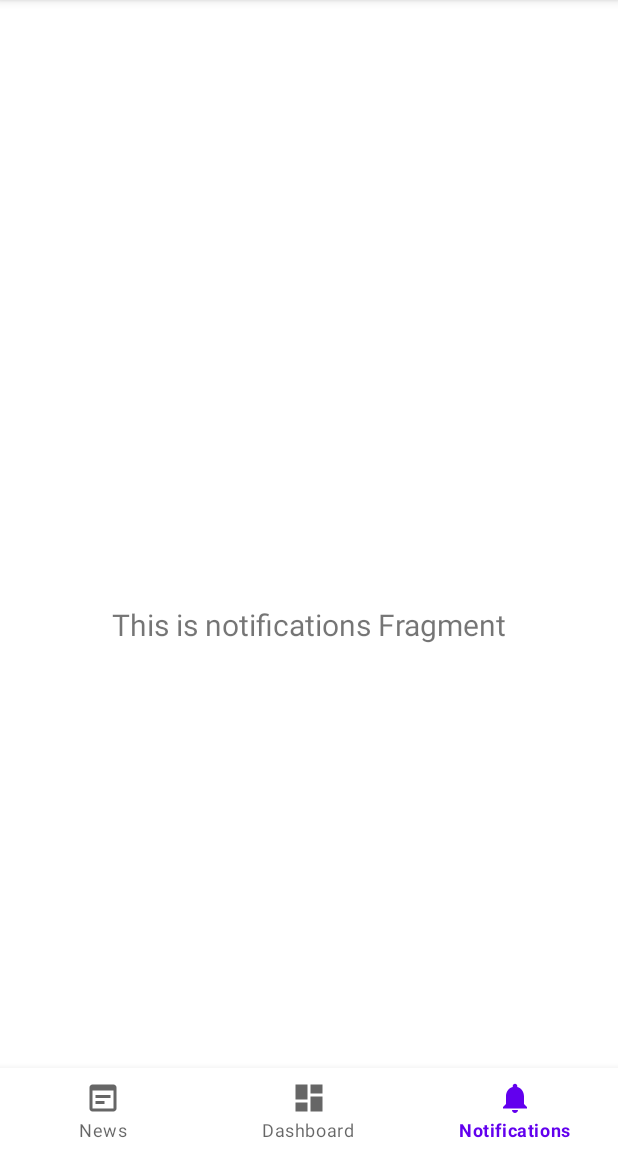
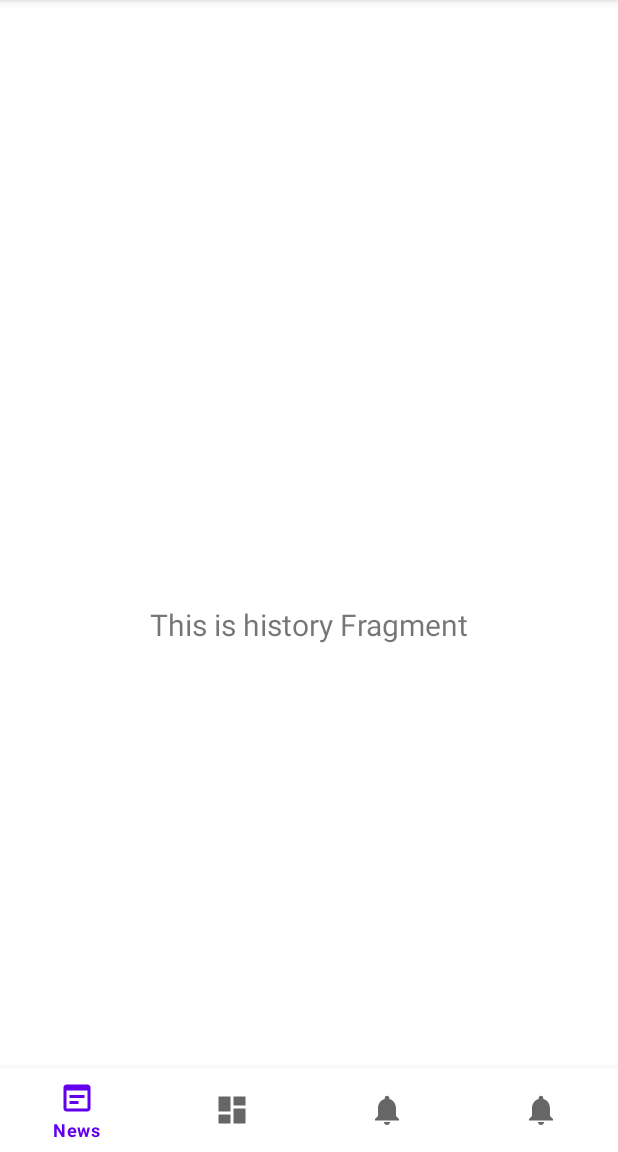
Before and after one commit to stefanusgusega/if3210-2021-android-k2-10, an Android app: the HistoryFragment screen opened through its navigation route, on a phone screen of 412 x 824 dp, the part 84-1236 px from its top. Run offline under Robolectric (Android 15) with nearby library versions, the phone set to English and light mode, and no system bars; our stand-ins replace navigation-ui; 4 statements that could not run were skipped.

Commit message:
refactor class needed

```diff
--- a/app/build.gradle
+++ b/app/build.gradle
@@ -51,7 +51,8 @@ dependencies {
     implementation 'com.squareup.retrofit2:retrofit:2.0.2'
     implementation 'com.squareup.retrofit2:converter-gson:2.0.2'
     // recycler view
-    implementation 'androidx.recyclerview:recyclerview:1.1.0'
+    implementation 'androidx.recyclerview:recyclerview:1.2.0'
+    implementation 'androidx.legacy:legacy-support-v4:1.0.0'
     testImplementation 'junit:junit:4.+'
     androidTestImplementation 'androidx.test.ext:junit:1.1.2'
     androidTestImplementation 'androidx.test.espresso:espresso-core:3.3.0'
--- a/app/src/main/java/com/example/fitnessapp/ui/notifications/NotificationsFragment.kt
+++ b/app/src/main/java/com/example/fitnessapp/ui/history/HistoryFragment.kt
@@ -1,4 +1,4 @@
-package com.example.fitnessapp.ui.notifications
+package com.example.fitnessapp.ui.history
 
 import android.os.Bundle
 import android.view.LayoutInflater
@@ -10,20 +10,20 @@ import androidx.lifecycle.Observer
 import androidx.lifecycle.ViewModelProvider
 import com.example.fitnessapp.R
 
-class NotificationsFragment : Fragment() {
+class HistoryFragment : Fragment() {
 
-    private lateinit var notificationsViewModel: NotificationsViewModel
+    private lateinit var historyViewModel: HistoryViewModel
 
     override fun onCreateView(
             inflater: LayoutInflater,
             container: ViewGroup?,
             savedInstanceState: Bundle?
     ): View? {
-        notificationsViewModel =
-                ViewModelProvider(this).get(NotificationsViewModel::class.java)
+        historyViewModel =
+                ViewModelProvider(this).get(HistoryViewModel::class.java)
         val root = inflater.inflate(R.layout.fragment_notifications, container, false)
         val textView: TextView = root.findViewById(R.id.text_notifications)
-        notificationsViewModel.text.observe(viewLifecycleOwner, Observer {
+        historyViewModel.text.observe(viewLifecycleOwner, Observer {
             textView.text = it
         })
         return root
--- a/app/src/main/java/com/example/fitnessapp/ui/dashboard/DashboardViewModel.kt
+++ b/app/src/main/java/com/example/fitnessapp/ui/history/HistoryViewModel.kt
@@ -1,13 +1,13 @@
-package com.example.fitnessapp.ui.dashboard
+package com.example.fitnessapp.ui.history
 
 import androidx.lifecycle.LiveData
 import androidx.lifecycle.MutableLiveData
 import androidx.lifecycle.ViewModel
 
-class DashboardViewModel : ViewModel() {
+class HistoryViewModel : ViewModel() {
 
     private val _text = MutableLiveData<String>().apply {
-        value = "This is dashboard"
+        value = "This is history Fragment"
     }
     val text: LiveData<String> = _text
 }
--- /dev/null
+++ b/app/src/main/java/com/example/fitnessapp/ui/scheduler/SchedulerViewModel.kt
@@ -0,0 +1,4 @@
+package com.example.fitnessapp.ui.scheduler
+
+class SchedulerViewModel {
+}
--- a/app/src/main/java/com/example/fitnessapp/ui/notifications/NotificationsViewModel.kt
+++ b/app/src/main/java/com/example/fitnessapp/ui/tracker/TrackerViewModel.kt
@@ -1,13 +1,13 @@
-package com.example.fitnessapp.ui.notifications
+package com.example.fitnessapp.ui.tracker
 
 import androidx.lifecycle.LiveData
 import androidx.lifecycle.MutableLiveData
 import androidx.lifecycle.ViewModel
 
-class NotificationsViewModel : ViewModel() {
+class TrackerViewModel : ViewModel() {
 
     private val _text = MutableLiveData<String>().apply {
-        value = "This is notifications Fragment"
+        value = "This is training tracker"
     }
     val text: LiveData<String> = _text
 }
--- a/app/src/main/res/layout/fragment_notifications.xml
+++ b/app/src/main/res/layout/fragment_notifications.xml
@@ -4,7 +4,7 @@
     xmlns:tools="http://schemas.android.com/tools"
     android:layout_width="match_parent"
     android:layout_height="match_parent"
-    tools:context=".ui.notifications.NotificationsFragment">
+    tools:context=".ui.history.HistoryFragment">
 
     <TextView
         android:id="@+id/text_notifications"
--- a/app/src/main/res/layout/fragment_dashboard.xml
+++ b/app/src/main/res/layout/fragment_tracker.xml
@@ -4,10 +4,10 @@
     xmlns:tools="http://schemas.android.com/tools"
     android:layout_width="match_parent"
     android:layout_height="match_parent"
-    tools:context=".ui.dashboard.DashboardFragment">
+    tools:context=".ui.tracker.TrackerFragment">
 
     <TextView
-        android:id="@+id/text_dashboard"
+        android:id="@+id/text_tracker"
         android:layout_width="match_parent"
         android:layout_height="wrap_content"
         android:layout_marginStart="8dp"
--- a/app/src/main/res/menu/bottom_nav_menu.xml
+++ b/app/src/main/res/menu/bottom_nav_menu.xml
@@ -4,16 +4,21 @@
     <item
         android:id="@+id/navigation_news"
         android:icon="@drawable/ic_baseline_wysiwyg_24"
-        android:title="News" />
+        android:title="@string/title_news" />
 
     <item
-        android:id="@+id/navigation_dashboard"
+        android:id="@+id/navigation_tracker"
         android:icon="@drawable/ic_dashboard_black_24dp"
-        android:title="@string/title_dashboard" />
+        android:title="@string/title_tracker" />
 
     <item
-        android:id="@+id/navigation_notifications"
+        android:id="@+id/navigation_history"
         android:icon="@drawable/ic_notifications_black_24dp"
-        android:title="@string/title_notifications" />
+        android:title="@string/title_history" />
+
+    <item
+        android:id="@+id/navigation_scheduler"
+        android:icon="@drawable/ic_notifications_black_24dp"
+        android:title="@string/title_scheduler" />
 
 </menu>
--- a/app/src/main/res/navigation/mobile_navigation.xml
+++ b/app/src/main/res/navigation/mobile_navigation.xml
@@ -12,14 +12,14 @@
         tools:layout="@layout/fragment_news" />
 
     <fragment
-        android:id="@+id/navigation_dashboard"
-        android:name="com.example.fitnessapp.ui.dashboard.DashboardFragment"
-        android:label="@string/title_dashboard"
-        tools:layout="@layout/fragment_dashboard" />
+        android:id="@+id/navigation_tracker"
+        android:name="com.example.fitnessapp.ui.tracker.TrackerFragment"
+        android:label="@string/title_tracker"
+        tools:layout="@layout/fragment_tracker" />
 
     <fragment
         android:id="@+id/navigation_notifications"
-        android:name="com.example.fitnessapp.ui.notifications.NotificationsFragment"
-        android:label="@string/title_notifications"
+        android:name="com.example.fitnessapp.ui.history.HistoryFragment"
+        android:label="@string/title_history"
         tools:layout="@layout/fragment_notifications" />
 </navigation>
--- a/app/src/main/res/values/strings.xml
+++ b/app/src/main/res/values/strings.xml
@@ -1,6 +1,7 @@
 <resources>
     <string name="app_name">FitnessApp</string>
     <string name="title_news">News</string>
-    <string name="title_dashboard">Dashboard</string>
-    <string name="title_notifications">Notifications</string>
+    <string name="title_tracker">Tracker</string>
+    <string name="title_history">History</string>
+    <string name="title_scheduler">Scheduler</string>
 </resources>
```
Also changed, not shown: app/src/main/java/com/example/fitnessapp/ui/scheduler/SchedulerFragment.kt (added, +60 -0 lines), app/src/main/java/com/example/fitnessapp/ui/tracker/TrackerFragment.kt (renamed from app/src/main/java/com/example/fitnessapp/ui/dashboard/DashboardFragment.kt, +7 -7 lines), app/src/main/res/layout/fragment_scheduler.xml (added, +13 -0 lines).
